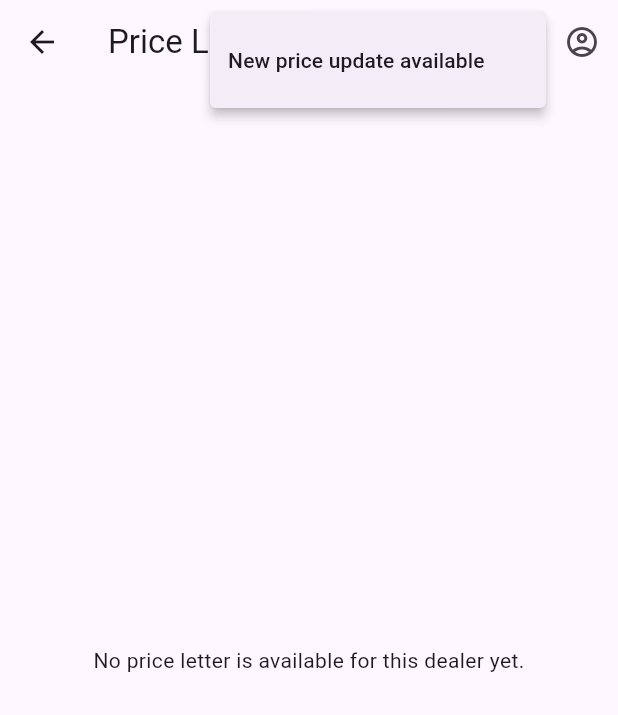
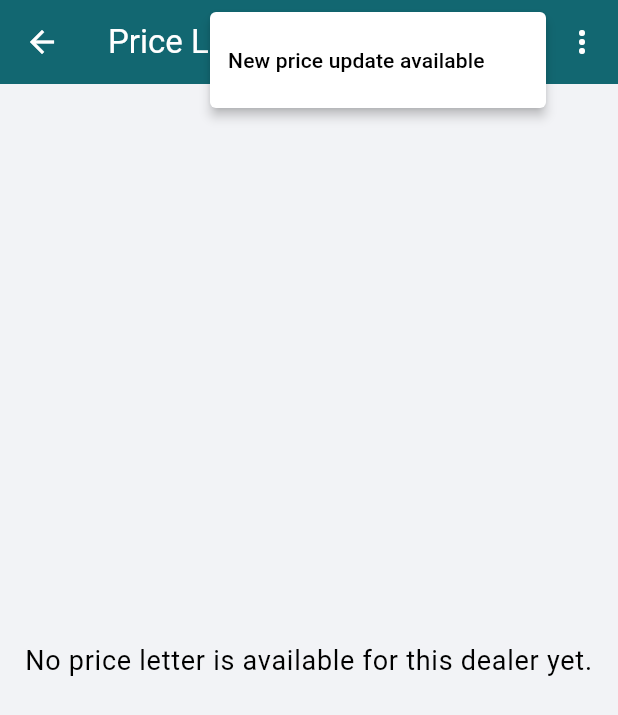
Before and after one commit to Shanxu-techie/dealer-app, a Flutter app: the PriceLetterPage screen opened directly with empty values, after a tap on the "notifications" icon, on a phone screen of 412 x 824 dp. Shown: the top 715 px of the screen. Run offline on Flutter 3.47's test engine with Material 3 defaults, Android fonts, the phone set to English and light mode, and no system bars; our stand-ins replace flutter_secure_storage, pdf, printing, supabase_flutter; missing offline and left inert: excel; accounts and stored records are empty.

Commit message:
refactor: polish shared app bar and price letter UI

```diff
--- a/lib/main.dart
+++ b/lib/main.dart
@@ -1,6 +1,7 @@
 import 'package:dealer_app/login/login_page.dart';
 import 'package:dealer_app/login/role_router.dart';
 import 'package:dealer_app/login/secure_local_storage.dart';
+import 'package:dealer_app/shared/utils/theme.dart';
 import 'package:flutter/material.dart';
 import 'package:supabase_flutter/supabase_flutter.dart';
 
@@ -36,6 +37,7 @@ class MyApp extends StatelessWidget {
     final auth = Supabase.instance.client.auth;
 
     return MaterialApp(
+      theme: AppThemes.lightTheme,
       home: StreamBuilder<AuthState>(
         stream: auth.onAuthStateChange,
         initialData: AuthState(
--- a/lib/price_letter/price_letter_page.dart
+++ b/lib/price_letter/price_letter_page.dart
@@ -5,6 +5,8 @@ import 'package:dealer_app/price_letter/price_letter_pdf_service.dart';
 import 'package:dealer_app/price_letter/price_letter_service.dart';
 import 'package:dealer_app/price_letter/widgets/price_section.dart';
 import 'package:dealer_app/shared/models/app_user_role.dart';
+import 'package:dealer_app/shared/utils/dimensions.dart';
+import 'package:dealer_app/shared/utils/spacing.dart';
 import 'package:dealer_app/shared/widgets/app_shared_bar.dart';
 import 'package:flutter/foundation.dart';
 import 'package:flutter/material.dart';
@@ -145,13 +147,6 @@ class _PriceLetterPageState extends State<PriceLetterPage> {
         previous.sellingPrice != next.sellingPrice;
   }
 
-  @override
-  void initState() {
-    super.initState();
-    _subscribeToPriceUpdates();
-    _loadPriceLetter();
-  }
-
   Future<void> _loadPriceLetter({bool showUpdateBanner = false}) async {
     if (_isRefreshing) return;
     _isRefreshing = true;
@@ -258,6 +253,13 @@ class _PriceLetterPageState extends State<PriceLetterPage> {
   }
 
   @override
+  void initState() {
+    super.initState();
+    _subscribeToPriceUpdates();
+    _loadPriceLetter();
+  }
+
+  @override
   void dispose() {
     _refreshDebounce?.cancel();
     _refreshRetry?.cancel();
@@ -270,7 +272,7 @@ class _PriceLetterPageState extends State<PriceLetterPage> {
     if (loading) {
       return Scaffold(
         appBar: AppSharedBar(
-          title: widget.dealerName ?? 'Price Letter',
+          title: 'Price Letter',
           role: widget.role,
           hasUnseenNotification: false,
           onProfileTap: null,
@@ -286,7 +288,7 @@ class _PriceLetterPageState extends State<PriceLetterPage> {
 
       return Scaffold(
         appBar: AppSharedBar(
-          title: widget.dealerName ?? 'Price Letter',
+          title: 'Price Letter',
           role: widget.role,
           hasUnseenNotification: false,
           onProfileTap: null,
@@ -295,6 +297,8 @@ class _PriceLetterPageState extends State<PriceLetterPage> {
           },
         ),
         body: Center(
+          child: Padding(
+            padding: const EdgeInsets.all(Dimensions.paddingMedium),
             child: Column(
               mainAxisSize: MainAxisSize.min,
               children: [
@@ -303,10 +307,11 @@ class _PriceLetterPageState extends State<PriceLetterPage> {
                       ? 'No price letter is available for this dealer yet.'
                       : error!,
                   textAlign: TextAlign.center,
+                  style: Theme.of(context).textTheme.bodyLarge,
                 ),
 
                 if (!noPriceData) ...[
-                const SizedBox(height: 12),
+                  Spacing.mediumY,
                   FilledButton(
                     onPressed: () {
                       setState(() {
@@ -322,12 +327,13 @@ class _PriceLetterPageState extends State<PriceLetterPage> {
               ],
             ),
           ),
+        ),
       );
     }
     final data = priceLetter!;
     return Scaffold(
       appBar: AppSharedBar(
-        title: widget.dealerName ?? 'Price Letter',
+        title: 'Price Letter',
         role: widget.role,
         hasUnseenNotification: false,
         onProfileTap: null,
@@ -336,13 +342,13 @@ class _PriceLetterPageState extends State<PriceLetterPage> {
         },
       ),
       bottomNavigationBar: SafeArea(
-        minimum: const EdgeInsets.all(16),
+        minimum: const EdgeInsets.all(Dimensions.paddingMedium),
         child: FilledButton.icon(
           onPressed: generatingPdf ? null : _generatePdf,
           icon: generatingPdf
               ? const SizedBox(
-                  width: 18,
-                  height: 18,
+                  width: 16,
+                  height: 16,
                   child: CircularProgressIndicator(strokeWidth: 2),
                 )
               : const Icon(Icons.picture_as_pdf),
@@ -350,36 +356,44 @@ class _PriceLetterPageState extends State<PriceLetterPage> {
         ),
       ),
       body: SingleChildScrollView(
-        padding: const EdgeInsets.all(24),
+        padding: const EdgeInsets.all(Dimensions.paddingLarge),
         child: Column(
           crossAxisAlignment: CrossAxisAlignment.start,
           children: [
+            if (widget.dealerName?.trim().isNotEmpty == true) ...[
+              Text(
+                widget.dealerName!,
+                style: Theme.of(context).textTheme.titleLarge,
+              ),
+              Spacing.smallY,
+            ],
             Row(
               children: [
                 Text(
-                  'Dealer #${data.dealerCode}',
+                  'Code# ${data.dealerCode}',
                   style: Theme.of(context).textTheme.bodyLarge,
                 ),
-                Spacer(),
+                const Spacer(),
                 Text(
                   'Effective ${DateFormat('dd MMM yyyy').format(data.effectiveDate)}',
                   style: Theme.of(context).textTheme.bodySmall?.copyWith(
-                    color: Theme.of(context).colorScheme.primary,
+                    color: Theme.of(context).colorScheme.secondary,
+                    fontWeight: FontWeight.w600,
                   ),
                 ),
               ],
             ),
-            const SizedBox(height: 24),
+            Spacing.largeY,
             const Divider(),
-            const SizedBox(height: 24),
+            Spacing.largeY,
             Card(
               child: Padding(
-                padding: EdgeInsets.all(16),
+                padding: const EdgeInsets.all(Dimensions.paddingMedium),
                 child: Column(
                   crossAxisAlignment: CrossAxisAlignment.start,
                   children: [
                     PriceSection(title: 'MS', product: data.ms),
-                    Divider(height: 32),
+                    const Divider(height: 32),
                     PriceSection(title: 'HSD', product: data.hsd),
                   ],
                 ),
--- a/lib/shared/utils/theme.dart
+++ b/lib/shared/utils/theme.dart
@@ -7,17 +7,17 @@ class AppThemes {
   static const TextTheme textTheme = TextTheme(
     bodyLarge: TextStyle(
       fontSize: 18,
-      fontWeight: FontWeight.w500,
+      fontWeight: FontWeight.w400,
       color: AppColors.textColor,
     ),
     bodyMedium: TextStyle(
       fontSize: 16,
-      fontWeight: FontWeight.w500,
+      fontWeight: FontWeight.w400,
       color: AppColors.textColor,
     ),
     bodySmall: TextStyle(
       fontSize: 14,
-      fontWeight: FontWeight.w500,
+      fontWeight: FontWeight.w400,
       color: AppColors.textColor,
     ),
     headlineLarge: TextStyle(
@@ -59,52 +59,34 @@ class AppThemes {
         backgroundColor: AppColors.primaryColor,
         foregroundColor: AppColors.onPrimary,
         shape: RoundedRectangleBorder(
-          borderRadius: BorderRadius.circular(
-            Dimensions.borderRadiusSmall,
-          ),
+          borderRadius: BorderRadius.circular(Dimensions.borderRadiusSmall),
         ),
       ),
     ),
 
     textButtonTheme: TextButtonThemeData(
-      style: TextButton.styleFrom(
-        foregroundColor: AppColors.primaryColor,
-      ),
+      style: TextButton.styleFrom(foregroundColor: AppColors.primaryColor),
     ),
 
     cardTheme: CardThemeData(
       color: AppColors.cardColor,
       shape: RoundedRectangleBorder(
-        borderRadius: BorderRadius.circular(
-          Dimensions.borderRadiusSmall,
-        ),
+        borderRadius: BorderRadius.circular(Dimensions.borderRadiusSmall),
       ),
     ),
 
     inputDecorationTheme: InputDecorationTheme(
       border: OutlineInputBorder(
-        borderRadius: BorderRadius.circular(
-          Dimensions.borderRadiusSmall,
-        ),
-        borderSide: const BorderSide(
-          color: AppColors.borderColor,
-        ),
+        borderRadius: BorderRadius.circular(Dimensions.borderRadiusSmall),
+        borderSide: const BorderSide(color: AppColors.borderColor),
       ),
       enabledBorder: OutlineInputBorder(
-        borderRadius: BorderRadius.circular(
-          Dimensions.borderRadiusSmall,
-        ),
-        borderSide: const BorderSide(
-          color: AppColors.borderColor,
-        ),
+        borderRadius: BorderRadius.circular(Dimensions.borderRadiusSmall),
+        borderSide: const BorderSide(color: AppColors.borderColor),
       ),
       focusedBorder: OutlineInputBorder(
-        borderRadius: BorderRadius.circular(
-          Dimensions.borderRadiusSmall,
-        ),
-        borderSide: const BorderSide(
-          color: AppColors.primaryColor,
-        ),
+        borderRadius: BorderRadius.circular(Dimensions.borderRadiusSmall),
+        borderSide: const BorderSide(color: AppColors.primaryColor),
       ),
     ),
 
--- a/lib/shared/widgets/app_shared_bar.dart
+++ b/lib/shared/widgets/app_shared_bar.dart
@@ -28,6 +28,8 @@ class AppSharedBar extends StatelessWidget implements PreferredSizeWidget {
   @override
   Widget build(BuildContext context) {
     return AppBar(
+      backgroundColor: Theme.of(context).colorScheme.secondary,
+      foregroundColor: Theme.of(context).colorScheme.onSecondary,
       automaticallyImplyLeading: automaticallyImplyLeading,
       title: Text(title),
       actions: [
@@ -53,7 +55,7 @@ class AppSharedBar extends StatelessWidget implements PreferredSizeWidget {
           ),
         PopupMenuButton<String>(
           tooltip: 'Menu',
-          icon: const Icon(Icons.account_circle_outlined),
+          icon: const Icon(Icons.more_vert),
           onSelected: (value) {
             switch (value) {
               case 'profile':
@@ -65,8 +67,20 @@ class AppSharedBar extends StatelessWidget implements PreferredSizeWidget {
             }
           },
           itemBuilder: (context) => const [
-            PopupMenuItem(value: 'profile', child: Text('Profile')),
-            PopupMenuItem(value: 'logout', child: Text('Logout')),
+            PopupMenuItem(
+              value: 'profile',
+              child: ListTile(
+                leading: Icon(Icons.person_outline),
+                title: Text('Profile'),
+              ),
+            ),
+            PopupMenuItem(
+              value: 'logout',
+              child: ListTile(
+                leading: Icon(Icons.logout),
+                title: Text('Logout'),
+              ),
+            ),
           ],
         ),
       ],
```
Lines whose indentation alone changed are shown as unchanged.
